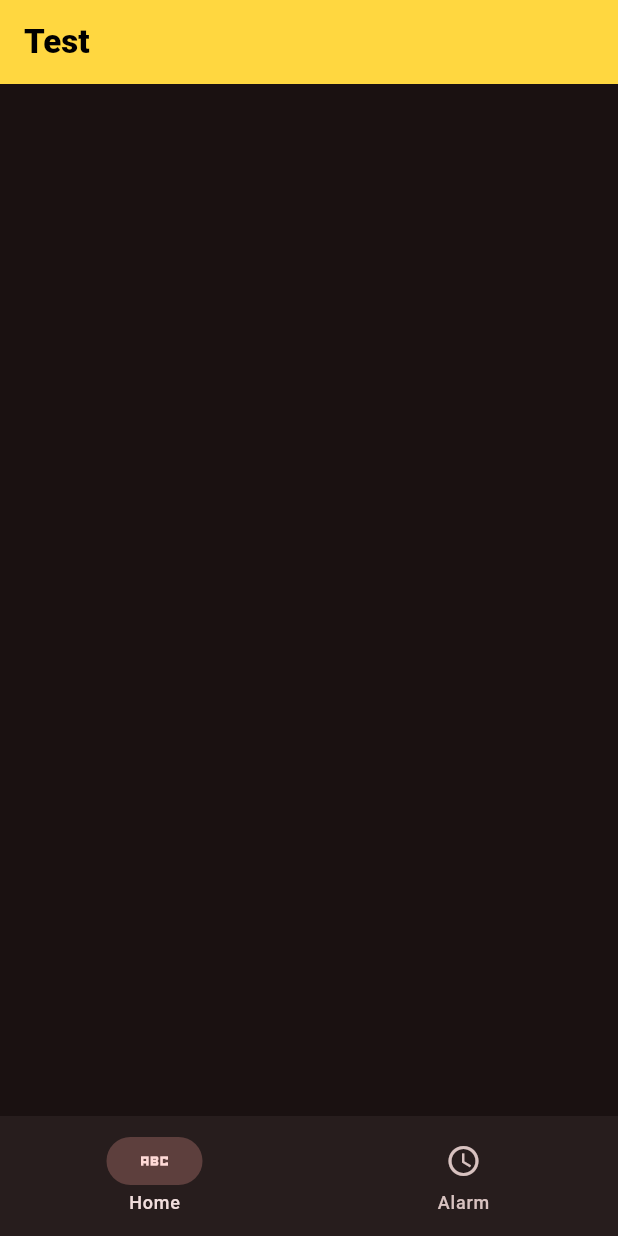
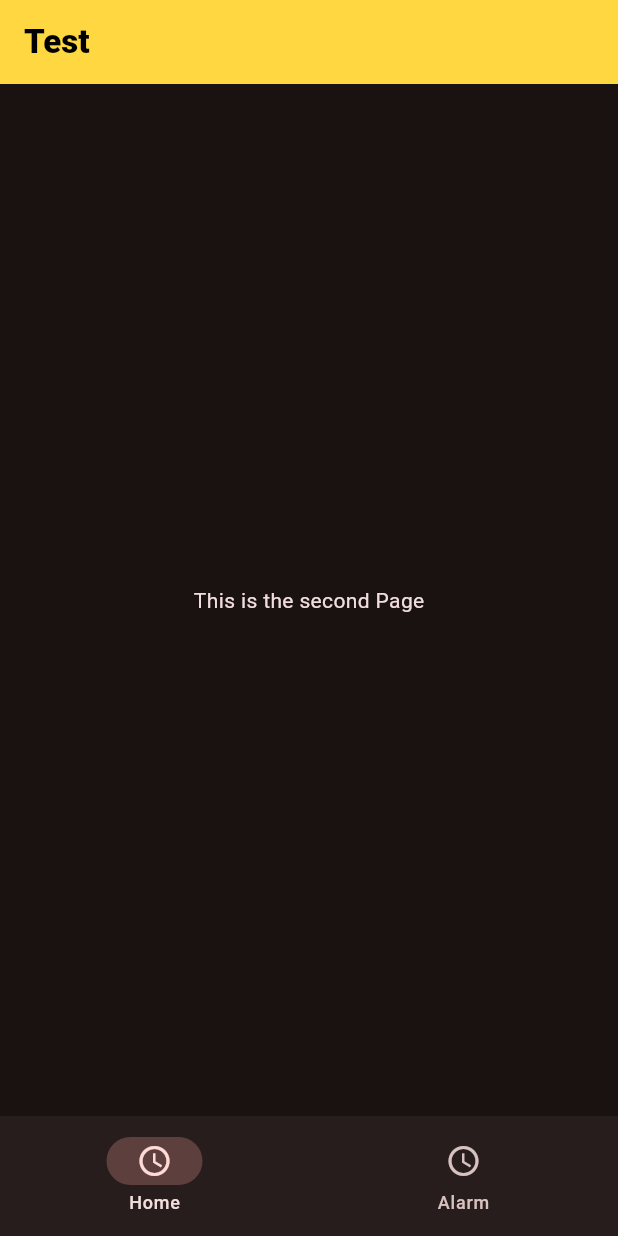
Before and after one commit to Daggerred/Flutter-learn, a Flutter app: the screen it shows after launch, on a phone screen of 412 x 824 dp. Run offline on Flutter 3.47's test engine with Material 3 defaults, Android fonts, the phone set to English and light mode, and no system bars.

Commit message:
Added the buttons and sperated the scaffold

```diff
--- a/lib/main.dart
+++ b/lib/main.dart
@@ -1,3 +1,5 @@
+// import 'dart:ui_web';
+
 import 'package:flutter/material.dart';
 
 void main() {
@@ -14,17 +16,38 @@ class TestApp extends StatelessWidget {
       theme: ThemeData(
         colorScheme: ColorScheme.fromSeed(seedColor: Colors.redAccent,brightness: Brightness.dark)
       ),
-      home: Scaffold(
+      home : MyHomePage()
+    );
+  }
+}
+
+class MyHomePage extends StatefulWidget {
+  const MyHomePage({super.key});
+
+  @override
+  State<MyHomePage> createState() => _MyHomePageState();
+}
+
+class _MyHomePageState extends State<MyHomePage> {
+  int? val;
+  @override
+  Widget build(BuildContext context) {
+    return Scaffold(
         appBar: AppBar(title: Text('Test',style: TextStyle(color: Colors.black, fontWeight: FontWeight.w800),),
         backgroundColor: Colors.amberAccent,
         // shadowColor: Colors.amberAccent,
         ),
-        bottomNavigationBar: NavigationBar(destinations: [NavigationDestination(icon: Icon(Icons.abc_sharp),
+        body: val == 0 ? Center(child: Text('This is the First Page')): Center(child: Text("This is the second Page"),),
+        bottomNavigationBar: NavigationBar(destinations: [NavigationDestination(icon: Icon(Icons.access_time),
          label: 'Home',),
-         NavigationDestination(icon: Icon(Icons.access_time), label: 'Alarm'),
+          NavigationDestination(icon: Icon(Icons.access_time), label: 'Alarm',),
          ],
+         onDestinationSelected: (int value){
+          setState(() {
+            val = value;
+          });
+         },
          ),
-      ),
-    );
+      );
   }
 }
```
